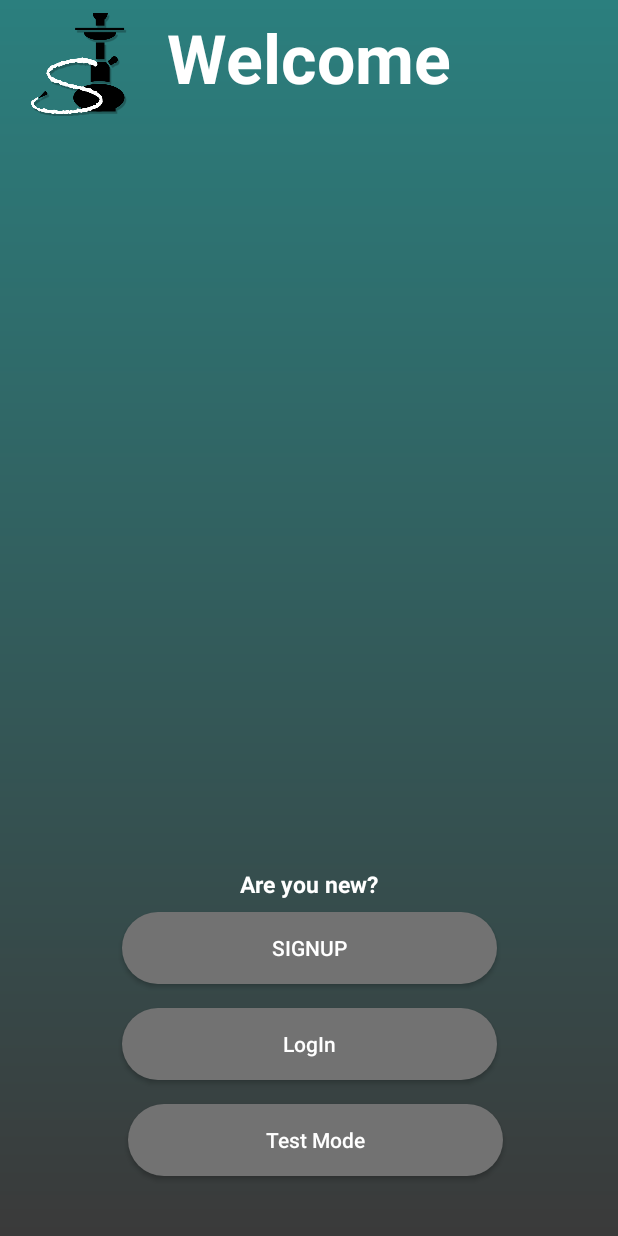
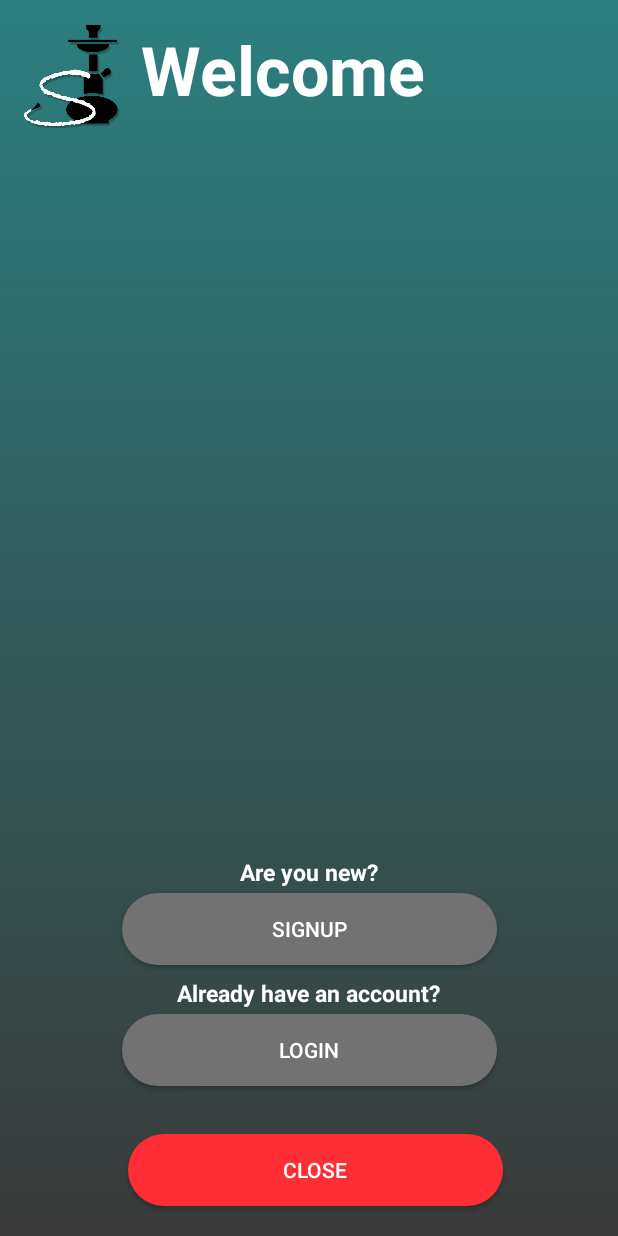
Before and after one commit to DawidMa/sheeshApp, an Android app: the screen it shows after launch (WelcomeActivity), on a phone screen of 412 x 824 dp. Run offline under Robolectric (Android 15) with nearby library versions, the light colour scheme and no system bars; 3 statements that could not run were skipped.

Commit message:
refactored
added little animations
small layout changes

```diff
--- a/code/app/src/main/java/de/dhkarlsruhe/it/sheeshapp/sheeshapp/Friend.java
+++ b/code/app/src/main/java/de/dhkarlsruhe/it/sheeshapp/sheeshapp/Friend.java
@@ -31,6 +31,9 @@ public class Friend  {
                 }
             }
         }
+        if (pref.getString("savedUsername","errorUser").equals(newFriend)) {
+            return false;
+        }
         return accepted;
     }
 
@@ -38,7 +41,6 @@ public class Friend  {
         int numOfFriends = pref.getInt("NUMBER_OF_FRIENDS",0);
         numOfFriends++;
         editor.putInt("NUMBER_OF_FRIENDS",numOfFriends);
-        editor.commit();
         editor.putString("FRIEND_"+numOfFriends,newFriend);
         editor.putInt("FRIENDS_NUM_SHISHAS_"+numOfFriends,0);
         editor.commit();
--- a/code/app/src/main/java/de/dhkarlsruhe/it/sheeshapp/sheeshapp/MainActivity.java
+++ b/code/app/src/main/java/de/dhkarlsruhe/it/sheeshapp/sheeshapp/MainActivity.java
@@ -192,7 +192,7 @@ public class MainActivity extends AppCompatActivity
         } else if (id == R.id.nav_share) {
 
         } else if (id == R.id.nav_send) {
-
+            this.finish();
         }
 
         DrawerLayout drawer = (DrawerLayout) findViewById(R.id.drawer_layout);
--- /dev/null
+++ b/code/app/src/main/res/anim/anim_move_from_left.xml
@@ -0,0 +1,6 @@
+<set xmlns:android="http://schemas.android.com/apk/res/android"
+    android:shareInterpolator="false">
+    <translate android:fromXDelta="-150%" android:toXDelta="0%"
+        android:fromYDelta="0%" android:toYDelta="0%"
+        android:duration="700"/>
+</set>
--- /dev/null
+++ b/code/app/src/main/res/drawable/btn_roundrect_focused_red.xml
@@ -0,0 +1,5 @@
+<shape xmlns:android="http://schemas.android.com/apk/res/android" android:shape="rectangle">
+    <stroke android:width="0dp" android:color="#FF404040" />
+    <corners android:radius="60dp" />
+    <gradient android:startColor="@color/RedFocused" android:endColor="@color/RedFocused" android:angle="90" />
+</shape>
--- /dev/null
+++ b/code/app/src/main/res/drawable/btn_roundrect_pressed_red.xml
@@ -0,0 +1,5 @@
+<shape xmlns:android="http://schemas.android.com/apk/res/android" android:shape="rectangle">
+    <stroke android:width="0dp" android:color="#FF404040" />
+    <corners android:radius="60dp" />
+    <gradient android:startColor="@color/RedPressed" android:endColor="@color/RedPressed" android:angle="90" />
+</shape>
--- /dev/null
+++ b/code/app/src/main/res/drawable/btn_roundrect_states_red.xml
@@ -0,0 +1,6 @@
+<?xml version="1.0" encoding="utf-8"?>
+<selector xmlns:android="http://schemas.android.com/apk/res/android">
+    <item android:state_pressed="true" android:drawable="@drawable/btn_roundrect_pressed_red" />
+    <item android:state_focused="false" android:drawable="@drawable/btn_roundrect_focused_red" />
+    <item android:drawable="@drawable/btn_roundrect_focused_red" />
+</selector>
--- a/code/app/src/main/res/layout/activity_welcome.xml
+++ b/code/app/src/main/res/layout/activity_welcome.xml
@@ -10,29 +10,27 @@
         android:id="@+id/tvWelTitle"
         android:layout_width="wrap_content"
         android:layout_height="wrap_content"
-        android:layout_marginEnd="8dp"
         android:layout_marginStart="8dp"
-        android:layout_marginTop="8dp"
+        android:layout_marginTop="16dp"
         android:text="@string/welcome"
         android:textColor="#fff"
         android:textSize="45dp"
         android:textStyle="bold"
-        app:layout_constraintEnd_toEndOf="parent"
-        app:layout_constraintStart_toStartOf="parent"
+        app:layout_constraintStart_toEndOf="@+id/imageView2"
         app:layout_constraintTop_toTopOf="parent" />
 
     <Button
         android:id="@+id/btnWelSignUp"
         android:layout_width="250dp"
         android:layout_height="wrap_content"
-        android:layout_marginBottom="16dp"
         android:layout_marginEnd="8dp"
         android:layout_marginStart="8dp"
+        android:layout_marginBottom="8dp"
         android:background="@drawable/btn_roundrect_states"
         android:onClick="openSignUp"
-        android:text="SignUp"
+        android:text="@string/welcome_signup_button"
         android:textColor="#fff"
-        app:layout_constraintBottom_toTopOf="@+id/btnWelLogin"
+        app:layout_constraintBottom_toTopOf="@+id/textView4"
         app:layout_constraintEnd_toEndOf="parent"
         app:layout_constraintStart_toStartOf="parent" />
 
@@ -41,27 +39,25 @@
         android:layout_width="250dp"
         android:onClick="openLogIn"
         android:layout_height="wrap_content"
-        android:layout_marginBottom="16dp"
+        android:layout_marginBottom="32dp"
         android:layout_marginEnd="8dp"
         android:layout_marginStart="8dp"
         android:background="@drawable/btn_roundrect_states"
-        android:text="LogIn"
-        android:textAllCaps="false"
+        android:text="@string/welcome_login_button"
         android:textColor="#fff"
-        app:layout_constraintBottom_toTopOf="@+id/btnWelTestmode"
+        app:layout_constraintBottom_toTopOf="@+id/btnWelClose"
         app:layout_constraintEnd_toEndOf="parent"
         app:layout_constraintStart_toStartOf="parent" />
 
     <Button
-        android:id="@+id/btnWelTestmode"
+        android:id="@+id/btnWelClose"
         android:layout_width="250dp"
         android:layout_height="wrap_content"
-        android:layout_marginBottom="40dp"
+        android:layout_marginBottom="20dp"
         android:layout_marginStart="8dp"
-        android:background="@drawable/btn_roundrect_states"
-        android:onClick="openTestMode"
-        android:text="Test Mode"
-        android:textAllCaps="false"
+        android:background="@drawable/btn_roundrect_states_red"
+        android:onClick="closeWelcome"
+        android:text="@string/welcome_close_button"
         android:textColor="#fff"
         app:layout_constraintBottom_toBottomOf="parent"
         app:layout_constraintEnd_toEndOf="parent"
@@ -81,10 +77,8 @@
         android:id="@+id/imageView2"
         android:layout_width="70dp"
         android:layout_height="70dp"
-        android:layout_marginEnd="8dp"
-        android:layout_marginStart="8dp"
-        android:layout_marginTop="8dp"
-        app:layout_constraintEnd_toStartOf="@+id/tvWelTitle"
+        android:layout_marginStart="16dp"
+        android:layout_marginTop="16dp"
         app:layout_constraintStart_toStartOf="parent"
         app:layout_constraintTop_toTopOf="parent"
         app:srcCompat="@drawable/logo_menus" />
@@ -93,14 +87,29 @@
         android:id="@+id/textView2"
         android:layout_width="wrap_content"
         android:layout_height="wrap_content"
-        android:layout_marginBottom="8dp"
+        android:layout_marginBottom="3dp"
         android:layout_marginEnd="8dp"
         android:layout_marginStart="8dp"
-        android:text="Are you new?"
+        android:text="@string/welcome_signup_question"
         android:textColor="#fff"
         android:textSize="15dp"
         android:textStyle="bold"
         app:layout_constraintBottom_toTopOf="@+id/btnWelSignUp"
         app:layout_constraintEnd_toEndOf="parent"
         app:layout_constraintStart_toStartOf="parent" />
+
+    <TextView
+        android:id="@+id/textView4"
+        android:layout_width="wrap_content"
+        android:layout_height="wrap_content"
+        android:layout_marginBottom="3dp"
+        android:layout_marginEnd="8dp"
+        android:layout_marginStart="8dp"
+        android:text="@string/welcome_login_question"
+        android:textColor="#fff"
+        android:textSize="15dp"
+        android:textStyle="bold"
+        app:layout_constraintBottom_toTopOf="@+id/btnWelLogin"
+        app:layout_constraintEnd_toEndOf="parent"
+        app:layout_constraintStart_toStartOf="parent" />
 </android.support.constraint.ConstraintLayout>
--- a/code/app/src/main/res/values/colors.xml
+++ b/code/app/src/main/res/values/colors.xml
@@ -3,4 +3,6 @@
     <color name="colorPrimary">#727272</color>
     <color name="colorPrimaryDark">#3a3a3a</color>
     <color name="colorAccent">#2b7f7e</color>
+    <color name="RedFocused">#ff2d34</color>
+    <color name="RedPressed">#ff0008</color>
 </resources>
--- a/code/app/src/main/res/values/strings.xml
+++ b/code/app/src/main/res/values/strings.xml
@@ -8,4 +8,9 @@
     <string name="welcome">Welcome</string>
     <string name="title_activity_time_tracker">TimeTrackerActivity</string>
     <string name="section_format">Hello World from section: %1$d</string>
+    <string name="welcome_signup_question">Are you new?</string>
+    <string name="welcome_signup_button">SignUp</string>
+    <string name="welcome_login_button">LogIn</string>
+    <string name="welcome_close_button">Close</string>
+    <string name="welcome_login_question">Already have an account?</string>
 </resources>
```
Also changed, not shown: code/app/src/main/java/de/dhkarlsruhe/it/sheeshapp/sheeshapp/LogInActivity.java (+9 -0 lines), code/app/src/main/java/de/dhkarlsruhe/it/sheeshapp/sheeshapp/WelcomeActivity.java (+1 -8 lines), code/app/src/main/res/layout/activity_login.xml (+23 -25 lines), code/app/src/main/res/menu/activity_main_drawer.xml (+4 -4 lines).
